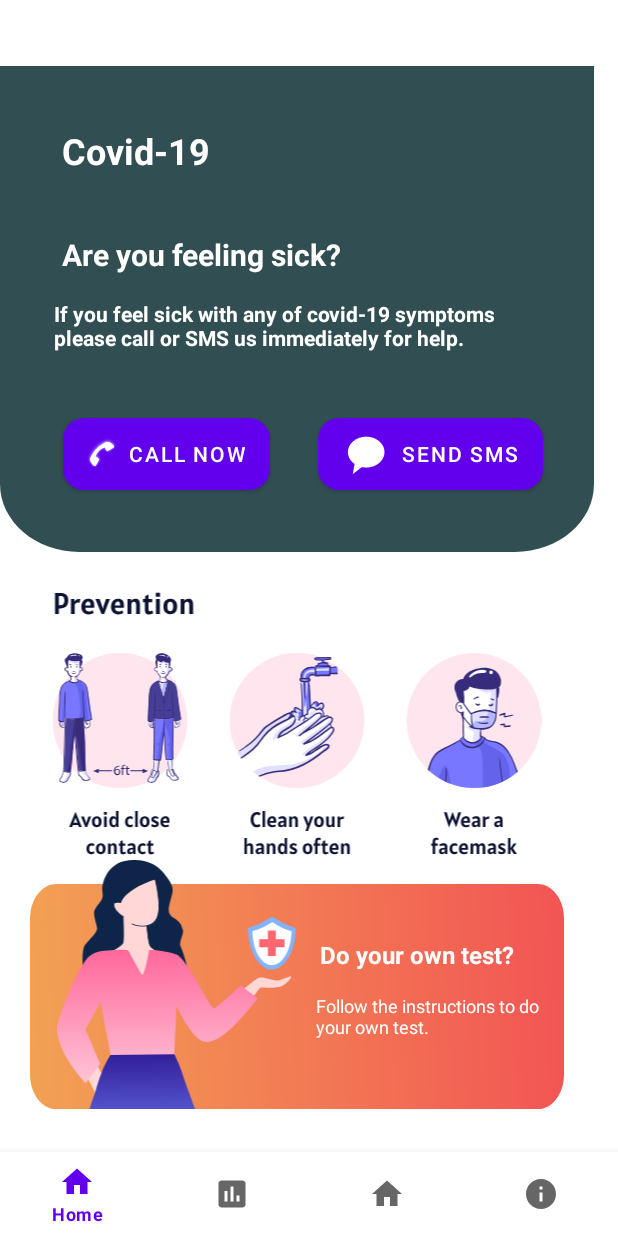
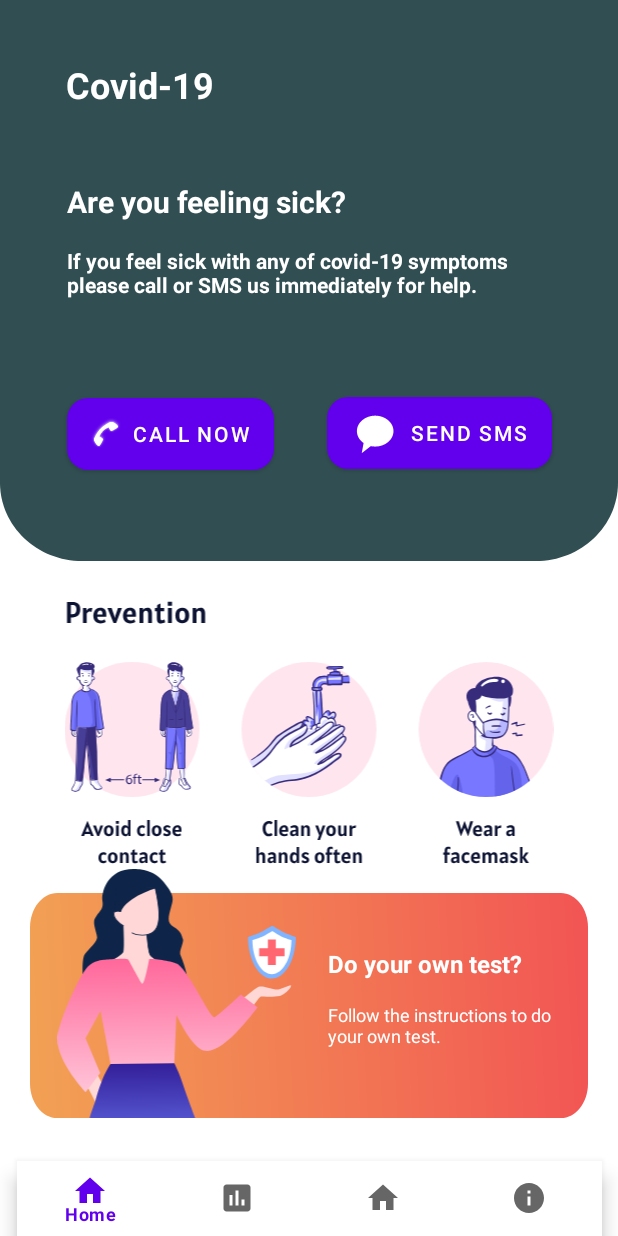
Before and after one commit to sidpug/COVIDAnalyzer, an Android app: the screen it shows after launch (MainActivity), on a phone screen of 412 x 824 dp. Run offline under Robolectric (Android 15) with nearby library versions, the phone set to English and light mode, and no system bars; our stand-ins replace navigation-ui.

Commit message:
Initial Commit

```diff
--- a/app/src/main/AndroidManifest.xml
+++ b/app/src/main/AndroidManifest.xml
@@ -2,6 +2,10 @@
 <manifest xmlns:android="http://schemas.android.com/apk/res/android"
     xmlns:tools="http://schemas.android.com/tools"
     package="com.pugs.covidanalyzer">
+
+    <uses-permission android:name="android.permission.INTERNET"/>
+    <uses-permission android:name="android.permission.CALL_PHONE"/>
+    <uses-permission android:name="android.permission.SEND_SMS"/>
 
     <application
         android:allowBackup="true"
--- a/app/src/main/res/layout/activity_main.xml
+++ b/app/src/main/res/layout/activity_main.xml
@@ -1,17 +1,14 @@
 <?xml version="1.0" encoding="utf-8"?>
 <androidx.constraintlayout.widget.ConstraintLayout xmlns:android="http://schemas.android.com/apk/res/android"
     xmlns:app="http://schemas.android.com/apk/res-auto"
-    xmlns:tools="http://schemas.android.com/tools"
     android:id="@+id/container"
     android:layout_width="match_parent"
     android:layout_height="match_parent">
 
     <com.google.android.material.bottomnavigation.BottomNavigationView
         android:id="@+id/nav_view"
-        android:layout_width="0dp"
-        android:layout_height="wrap_content"
-        android:layout_marginStart="0dp"
-        android:layout_marginEnd="0dp"
+        android:layout_width="390dp"
+        android:layout_height="50dp"
         android:background="?android:attr/windowBackground"
         app:layout_constraintBottom_toBottomOf="parent"
         app:layout_constraintLeft_toLeftOf="parent"
@@ -21,8 +18,8 @@
     <androidx.fragment.app.FragmentContainerView
         android:id="@+id/nav_host_fragment_activity_main"
         android:name="androidx.navigation.fragment.NavHostFragment"
-        android:layout_width="396dp"
-        android:layout_height="724dp"
+        android:layout_width="0dp"
+        android:layout_height="0dp"
         app:defaultNavHost="true"
         app:layout_constraintBottom_toTopOf="@id/nav_view"
         app:layout_constraintHorizontal_bias="0.0"
```
Also changed, not shown: app/src/main/res/layout/fragment_statistics.xml (+1 -18 lines).
